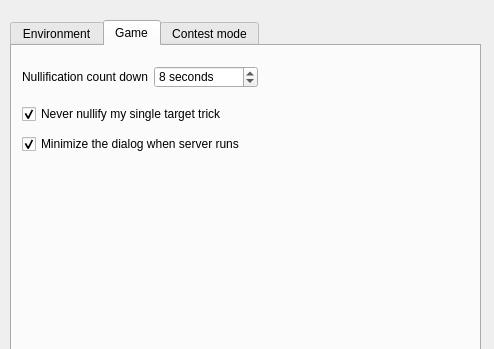
Old version of the form src/dialog/configdialog.ui in the repository BeginnerSlob/TouhouTripleSha; both pictures show x 0 to 494 and y 0 to 349 of the 494 by 534 pixel window.
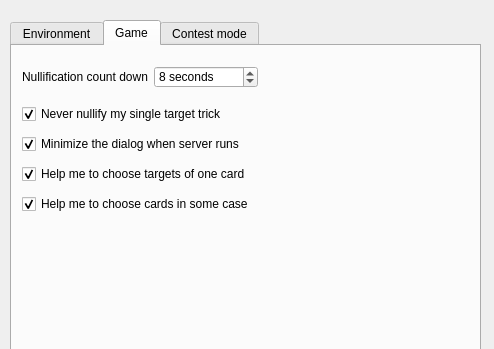
New version of the form. The open tabs and pages were chosen to show the change.

The edit to the form file:
```diff
--- a/src/dialog/configdialog.ui
+++ b/src/dialog/configdialog.ui
@@ -498,6 +498,44 @@
       <bool>true</bool>
      </property>
     </widget>
+    <widget class="QCheckBox" name="enableAutoTargetCheckBox">
+     <property name="enabled">
+      <bool>true</bool>
+     </property>
+     <property name="geometry">
+      <rect>
+       <x>10</x>
+       <y>120</y>
+       <width>251</width>
+       <height>16</height>
+      </rect>
+     </property>
+     <property name="text">
+      <string>Help me to choose targets of one card</string>
+     </property>
+     <property name="checked">
+      <bool>true</bool>
+     </property>
+    </widget>
+    <widget class="QCheckBox" name="enableIntellectualSelectionCheckBox">
+     <property name="enabled">
+      <bool>true</bool>
+     </property>
+     <property name="geometry">
+      <rect>
+       <x>10</x>
+       <y>150</y>
+       <width>241</width>
+       <height>16</height>
+      </rect>
+     </property>
+     <property name="text">
+      <string>Help me to choose cards in some case</string>
+     </property>
+     <property name="checked">
+      <bool>true</bool>
+     </property>
+    </widget>
    </widget>
    <widget class="QWidget" name="tab">
     <attribute name="title">
```
Left out of the diff: 6 changed lines with no effect on the pictures.
